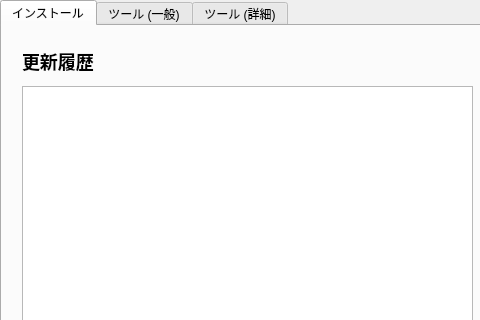
Qt form main.ui (0kq-github/TSBTools) before a commit; both pictures show x 0 to 480 and y 0 to 320 of the 803 by 491 pixel window.
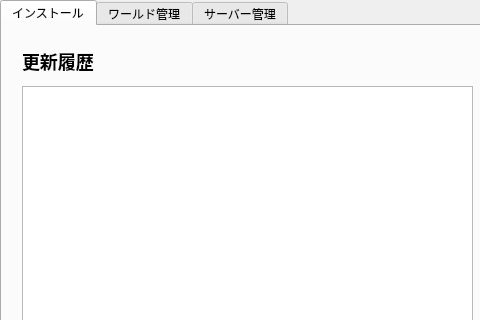
The same form after that commit.

Commit message: タブ名の変更

```diff
--- a/main.ui
+++ b/main.ui
@@ -206,7 +206,7 @@
     </widget>
     <widget class="QWidget" name="tab_2">
      <attribute name="title">
-      <string>ツール (一般)</string>
+      <string>ワールド管理</string>
      </attribute>
      <widget class="QLabel" name="label_5">
       <property name="geometry">
@@ -452,7 +452,7 @@
       <bool>true</bool>
      </property>
      <attribute name="title">
-      <string>ツール (詳細)</string>
+      <string>サーバー管理</string>
      </attribute>
     </widget>
    </widget>
```
Left out of the diff: 2 changed lines with no effect on the pictures. The commit also changes 1 other file.
